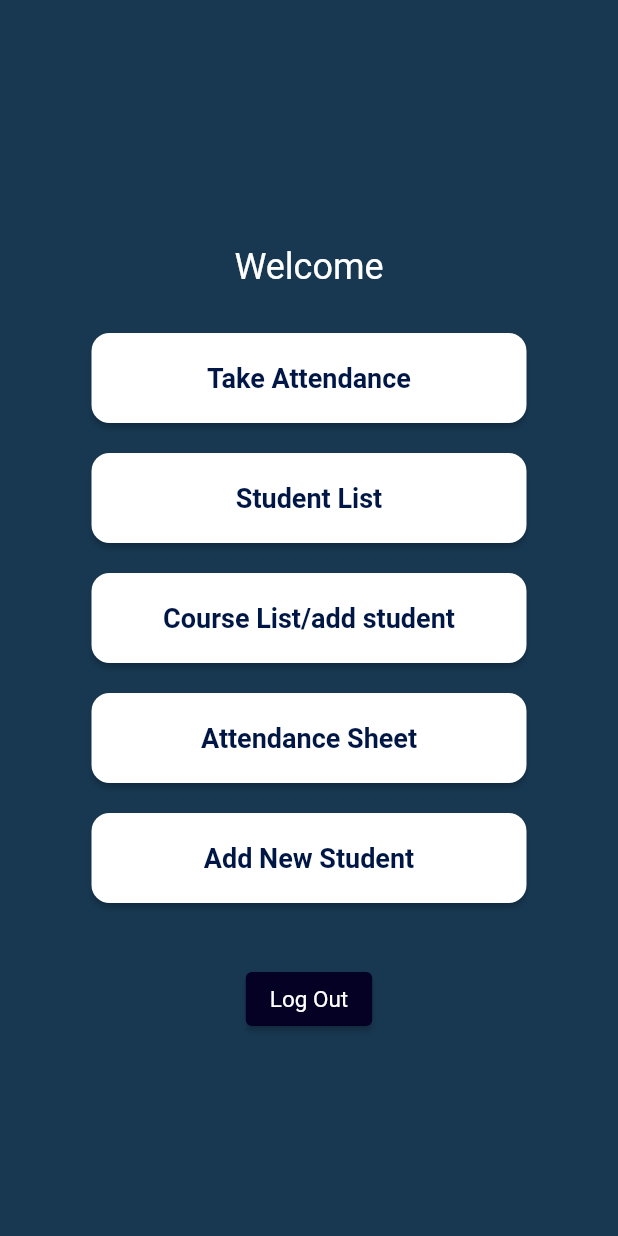
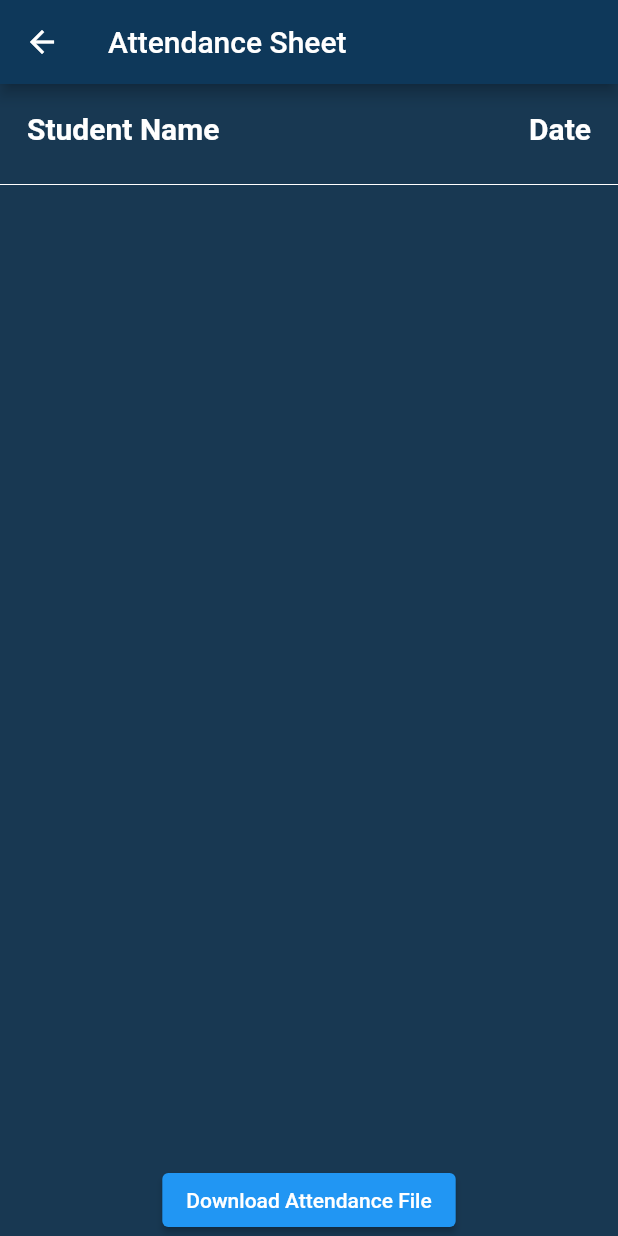
Before and after one commit to leylamatar/facerecognitionMobileApp, a Flutter app: the screen it shows once a user with an empty profile is signed in, after a tap on "Attendance Sheet", on a phone screen of 412 x 824 dp. Run offline on Flutter 3.47's test engine with Material 2 defaults, Android fonts, the light colour scheme and no system bars; our stand-ins replace camera, cloud_firestore, firebase_auth, firebase_core, firebase_storage, flutter_native_image and 3 more; missing offline and left inert: excel, google_mlkit_face_detection, tflite_flutter, tflite_flutter_helper; accounts and stored records are empty; Roboto replaces fonts that are missing (RobotoMono).

Commit message:
attendanceSheet

```diff
--- /dev/null
+++ b/lib/src/screens/attendanceSheet.dart
@@ -0,0 +1,188 @@
+import 'dart:io';
+import 'package:flutter/material.dart';
+import 'package:excel/excel.dart';
+import 'package:intl/intl.dart';
+import 'package:open_file/open_file.dart';
+import 'package:path/path.dart' as path;
+import 'package:path_provider/path_provider.dart';
+
+class AttendanceSheetPage extends StatefulWidget {
+  const AttendanceSheetPage({Key? key}) : super(key: key);
+
+  @override
+  _AttendanceSheetPageState createState() => _AttendanceSheetPageState();
+}
+
+class _AttendanceSheetPageState extends State<AttendanceSheetPage> {
+  List<String> attendanceData = [];
+  late String currentDate;
+
+  @override
+  void initState() {
+    super.initState();
+    currentDate = DateFormat('yyyy-MM-dd').format(DateTime.now());
+    openAttendanceSheet();
+  }
+
+  @override
+  Widget build(BuildContext context) {
+    return Scaffold(
+      backgroundColor: const Color.fromARGB(255, 24, 56, 82),
+      appBar: AppBar(
+        backgroundColor: Color.fromARGB(255, 14, 56, 90),
+        title: Text("Attendance Sheet"),
+      ),
+      body: Column(
+        crossAxisAlignment: CrossAxisAlignment.start,
+        children: [
+          Padding(
+            padding: const EdgeInsets.all(18.0),
+            child: Row(
+              children: [
+                Expanded(
+                  child: Text(
+                    "Student Name",
+                    style: TextStyle(
+                      fontSize: 20,
+                      fontWeight: FontWeight.bold,
+                      color: Colors.white,
+                    ),
+                  ),
+                ),
+                SizedBox(width: 50),
+                Text(
+                  "Date",
+                  style: TextStyle(
+                    fontSize: 20,
+                    fontWeight: FontWeight.bold,
+                    color: Colors.white,
+                  ),
+                ),
+              ],
+            ),
+          ),
+          Divider(
+            color: Colors.white,
+          ),
+          Expanded(
+            child: ListView.builder(
+              itemCount: attendanceData.length,
+              itemBuilder: (context, index) {
+                final attendanceEntry = attendanceData[index].split(',');
+                if (attendanceEntry.length >= 2 && index > 0) {
+                  final name = attendanceEntry[0];
+                  return Container(
+                    decoration: BoxDecoration(
+                      color: Color.fromARGB(
+                          255, 0, 34, 61), // Set the background color
+                      borderRadius:
+                          BorderRadius.circular(10), // Set the border radius
+                    ),
+                    margin: EdgeInsets.all(8),
+                    child: ListTile(
+                      title: Padding(
+                        padding: const EdgeInsets.all(8.0),
+                        child: Row(
+                          children: [
+                            Expanded(
+                              child: Text(
+                                name,
+                                style: TextStyle(
+                                  fontSize: 18,
+                                  color: Colors.white,
+                                ),
+                              ),
+                            ),
+                            SizedBox(width: 50),
+                            Text(
+                              currentDate,
+                              style: TextStyle(
+                                fontSize: 18,
+                                color: Colors.white,
+                              ),
+                            ),
+                          ],
+                        ),
+                      ),
+                    ),
+                  );
+                } else {
+                  return SizedBox.shrink();
+                }
+              },
+            ),
+          ),
+          SizedBox(height: 20),
+          Center(
+            child: ElevatedButton(
+              onPressed: downloadAttendanceFile,
+              child: Text('Download Attendance File'),
+            ),
+          ),
+        ],
+      ),
+    );
+  }
+
+  void openAttendanceSheet() async {
+    Directory? appDocumentsDirectory;
+    if (Platform.isAndroid || Platform.isIOS) {
+      appDocumentsDirectory = await getApplicationDocumentsDirectory();
+    } else {
+      // Handle other platforms as needed
+    }
+
+    if (appDocumentsDirectory != null) {
+      final currentDate = _getFormattedDate(DateTime.now());
+      final file =
+          File('${appDocumentsDirectory.path}/attendance_$currentDate.csv');
+      if (await file.exists()) {
+        final contents = await file.readAsString();
+        setState(() {
+          attendanceData = contents.split('\n');
+        });
+      } else {
+        // File does not exist
+        print('Attendance file does not exist.');
+      }
+    }
+  }
+
+  String _getFormattedDate(DateTime date) {
+    return '${date.year}-${date.month.toString().padLeft(2, '0')}-${date.day.toString().padLeft(2, '0')}';
+  }
+
+  void downloadAttendanceFile() async {
+    try {
+      Directory? appDocumentsDirectory;
+      if (Platform.isAndroid || Platform.isIOS) {
+        appDocumentsDirectory = await getApplicationDocumentsDirectory();
+      } else {
+        // Handle other platforms as needed
+      }
+
+      if (appDocumentsDirectory != null) {
+        final currentDate = _getFormattedDate(DateTime.now());
+        final file =
+            File('${appDocumentsDirectory.path}/attendance_$currentDate.csv');
+        if (await file.exists()) {
+          final filePath = file.path;
+          print('Opening attendance file at: $filePath');
+          openFile(filePath);
+        } else {
+          // Write the attendance data to the file
+          await file.writeAsString(attendanceData.join('\n'));
+          print('Attendance file downloaded successfully.');
+          print('File path: ${file.path}');
+        }
+      }
+    } catch (e) {
+      print('Error downloading attendance file: $e');
+    }
+  }
+}
+
+void openFile(String filePath) {
+  // Open the file using the platform's default file opener
+  OpenFile.open(filePath);
+}
--- a/lib/src/screens/home.dart
+++ b/lib/src/screens/home.dart
@@ -5,18 +5,19 @@ import 'package:firebase_auth/firebase_auth.dart';
 import 'package:flutter/material.dart';
 import 'addstudent.dart';
 import '/ML/Recognition.dart';
+import 'attendanceSheet.dart';
 
 class HomePage extends StatefulWidget {
   const HomePage({super.key});
   //to save the faces globaly we used map
-static Map<String, Recognition> registered = Map();
+  static Map<String, Recognition> registered = Map();
   @override
   State<HomePage> createState() => _HomePageState();
 }
 
 ButtonStyle sharedButtonStyle = ButtonStyle(
-  backgroundColor:
-      MaterialStateProperty.all<Color>(const Color.fromARGB(255, 255, 255, 255)),
+  backgroundColor: MaterialStateProperty.all<Color>(
+      const Color.fromARGB(255, 255, 255, 255)),
   foregroundColor:
       MaterialStateProperty.all<Color>(const Color.fromARGB(255, 0, 22, 68)),
   padding: MaterialStateProperty.all<EdgeInsets>(const EdgeInsets.all(15)),
@@ -91,7 +92,11 @@ class _HomePageState extends State<HomePage> {
                 const SizedBox(height: 20.0),
                 ElevatedButton(
                   onPressed: () {
-
+                    Navigator.push(
+                      context,
+                      MaterialPageRoute(
+                          builder: (context) => const AttendanceSheetPage()),
+                    );
                   },
                   style: sharedButtonStyle,
                   child: const Text('Attendance Sheet'),
@@ -101,7 +106,8 @@ class _HomePageState extends State<HomePage> {
                   onPressed: () {
                     Navigator.push(
                       context,
-                      MaterialPageRoute(builder: (context) => const AddStudentPage()),
+                      MaterialPageRoute(
+                          builder: (context) => const AddStudentPage()),
                     );
                   },
                   style: sharedButtonStyle,
--- a/lib/src/screens/studentregistrationPage.dart
+++ b/lib/src/screens/studentregistrationPage.dart
@@ -103,6 +103,7 @@ class _RegistrationPageState extends State<RegistrationPage> {
 
       showFaceRegistrationDialogue(croppedFace, recognition);
     }
+
     setState(() {
       _image;
     });
--- a/lib/src/screens/takeattendance.dart
+++ b/lib/src/screens/takeattendance.dart
@@ -1,12 +1,17 @@
 import 'dart:io';
+import 'package:excel/excel.dart';
 import 'package:facerecognition/src/screens/home.dart';
 import 'package:flutter/material.dart';
 import 'package:flutter_native_image/flutter_native_image.dart';
 import 'package:google_mlkit_face_detection/google_mlkit_face_detection.dart';
 import 'package:image_picker/image_picker.dart';
 import 'package:image/image.dart' as img;
+//import 'package:intl/intl.dart';
 import '../../ML/Recognition.dart';
 import '/ML/Recognizer.dart';
+import 'attendanceSheet.dart';
+import 'package:path_provider/path_provider.dart';
+import 'package:path/path.dart' as path;
 
 class TakeAttendancePage extends StatefulWidget {
   const TakeAttendancePage({super.key});
@@ -51,6 +56,50 @@ class _TakeAttendancePageState extends State<TakeAttendancePage> {
         _image = File(pickedFile.path);
         doFaceDetection();
       });
+    }
+  }
+
+  String _getFormattedDate(DateTime date) {
+    return '${date.year}-${date.month.toString().padLeft(2, '0')}-${date.day.toString().padLeft(2, '0')}';
+  }
+
+  void saveAttendanceToSheet(List<Recognition> recognitions) async {
+    Directory? appDocumentsDirectory;
+    if (Platform.isAndroid || Platform.isIOS) {
+      appDocumentsDirectory = await getApplicationDocumentsDirectory();
+    } else {
+      // Handle other platforms as needed
+    }
+
+    if (appDocumentsDirectory != null) {
+      final currentDate = _getFormattedDate(DateTime.now());
+      final filePath =
+          '${appDocumentsDirectory.path}/attendance_$currentDate.csv';
+      final file = File(filePath);
+
+      // Check if the file with today's date already exists
+      if (!await file.exists()) {
+        // Create a new file with the header
+        await file.writeAsString('Name,Date\n');
+      }
+
+      String csvContent = '';
+
+      // Append the new attendance data to the content
+      for (Recognition recognition in recognitions) {
+        if (recognition.name != 'Unknown') {
+          csvContent += '${recognition.name},$currentDate\n';
+        }
+      }
+
+      try {
+        // Write the attendance data to the file
+        await file.writeAsString(csvContent, mode: FileMode.append);
+        print('Attendance saved successfully.');
+        print('File path: $filePath');
+      } catch (e) {
+        print('Failed to save attendance: $e');
+      }
     }
   }
 
@@ -100,8 +149,10 @@ class _TakeAttendancePageState extends State<TakeAttendancePage> {
         recognition.name = "Unknown";
       }
       recognitions.add(recognition);
+      saveAttendanceToSheet(recognitions);
       print(recognition.name + " " + recognition.distance.toString());
     }
+
     setState(() {
       _image;
     });
@@ -250,7 +301,7 @@ class FacePainter extends CustomPainter {
       canvas.drawRect(face.location, p);
 
       TextSpan span = TextSpan(
-          style: TextStyle(color: Colors.white, fontSize: 20),
+          style: TextStyle(color: Colors.white, fontSize: 50),
           text: "${face.name} ${face.distance.toStringAsFixed(2)} ");
       TextPainter painter = TextPainter(
           text: span,
--- a/pubspec.yaml
+++ b/pubspec.yaml
@@ -25,6 +25,10 @@ dependencies:
   camera: ^0.8.1+3
 
   image: ^3.3.0
+  excel: ^2.1.0
+  path_provider: ^2.0.15
+  open_file: ^3.0.3
+  intl: ^0.18.1
 
 dev_dependencies:
   flutter_test:
```
Also changed, not shown: pubspec.lock.
